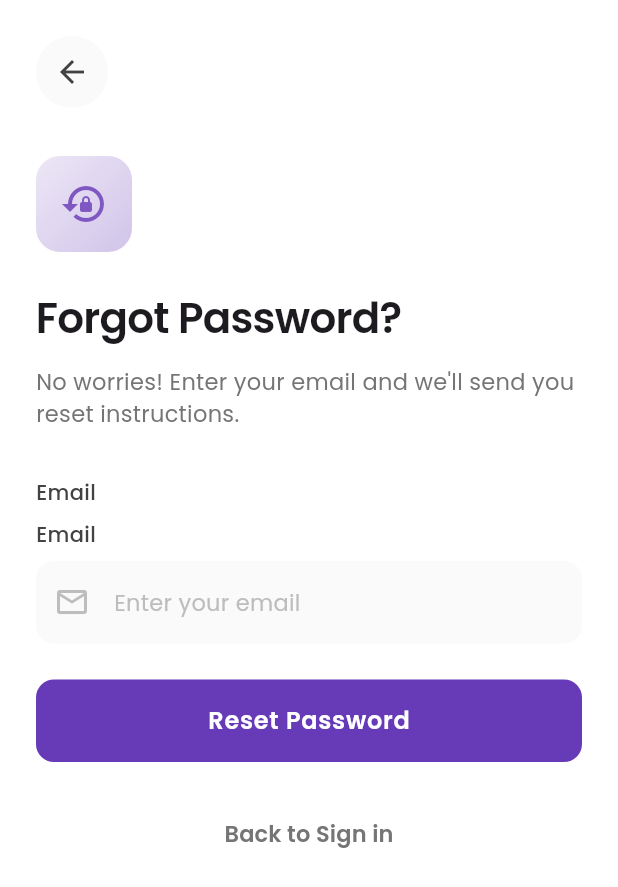
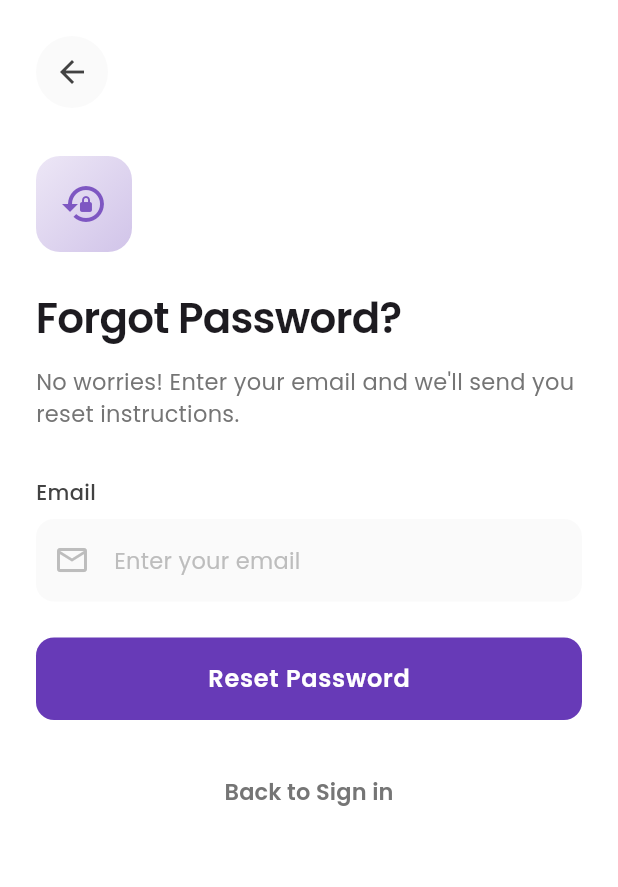
Before and after one commit to Edil-Ayehu/UI-1, a Flutter app: the screen it shows after launch, after a tap on "Forgot password?", on a phone screen of 412 x 824 dp. Shown: the top 887 px of the screen. Run offline on Flutter 3.47's test engine with Material 3 defaults, Android fonts, the phone set to English and light mode, and no system bars; our stand-ins replace google_fonts.

Commit message:
status bar color

```diff
--- a/lib/pages/forgot_password_page.dart
+++ b/lib/pages/forgot_password_page.dart
@@ -1,4 +1,5 @@
 import 'package:flutter/material.dart';
+import 'package:flutter/services.dart';
 import 'package:signin_ui/utils/app_textstyle.dart';
 import 'package:signin_ui/widgets/custom_textfield.dart';
 
@@ -12,6 +13,12 @@ class ForgotPasswordPage extends StatefulWidget {
 class _ForgotPasswordPageState extends State<ForgotPasswordPage> {
   @override
   Widget build(BuildContext context) {
+    SystemChrome.setSystemUIOverlayStyle(
+      const SystemUiOverlayStyle(
+        statusBarColor: Colors.white,
+        statusBarIconBrightness: Brightness.dark,
+      ),
+    );
     return Scaffold(
       backgroundColor: Colors.white,
       body: SafeArea(
@@ -66,14 +73,6 @@ class _ForgotPasswordPageState extends State<ForgotPasswordPage> {
               const SizedBox(height: 32),
 
               // Email Input Field
-              Text(
-                'Email',
-                style: AppTextStyle.withColor(
-                  AppTextStyle.labelMedium,
-                  Colors.grey.shade800,
-                ),
-              ),
-              const SizedBox(height: 8),
               const CustomTextField(
                 label: 'Email',
                 hint: 'Enter your email',
--- a/lib/pages/signin_page.dart
+++ b/lib/pages/signin_page.dart
@@ -1,4 +1,5 @@
 import 'package:flutter/material.dart';
+import 'package:flutter/services.dart';
 import 'package:signin_ui/pages/forgot_password_page.dart';
 import 'package:signin_ui/pages/signup_page.dart';
 import 'package:signin_ui/utils/app_textstyle.dart';
@@ -17,6 +18,12 @@ class _SignInPageState extends State<SignInPage> {
 
   @override
   Widget build(BuildContext context) {
+    SystemChrome.setSystemUIOverlayStyle(
+      const SystemUiOverlayStyle(
+        statusBarColor: Colors.white,
+        statusBarIconBrightness: Brightness.dark,
+      ),
+    );
     return Scaffold(
       backgroundColor: Colors.white,
       body: SafeArea(
--- a/lib/pages/signup_page.dart
+++ b/lib/pages/signup_page.dart
@@ -1,4 +1,5 @@
 import 'package:flutter/material.dart';
+import 'package:flutter/services.dart';
 import 'package:signin_ui/utils/app_textstyle.dart';
 import 'package:signin_ui/widgets/custom_textfield.dart';
 import 'package:signin_ui/widgets/social_button.dart';
@@ -16,6 +17,12 @@ class _SignUpPageState extends State<SignUpPage> {
 
   @override
   Widget build(BuildContext context) {
+        SystemChrome.setSystemUIOverlayStyle(
+      const SystemUiOverlayStyle(
+        statusBarColor: Colors.white,
+        statusBarIconBrightness: Brightness.dark,
+      ),
+    );
     return Scaffold(
       backgroundColor: Colors.white,
       body: SafeArea(
```
